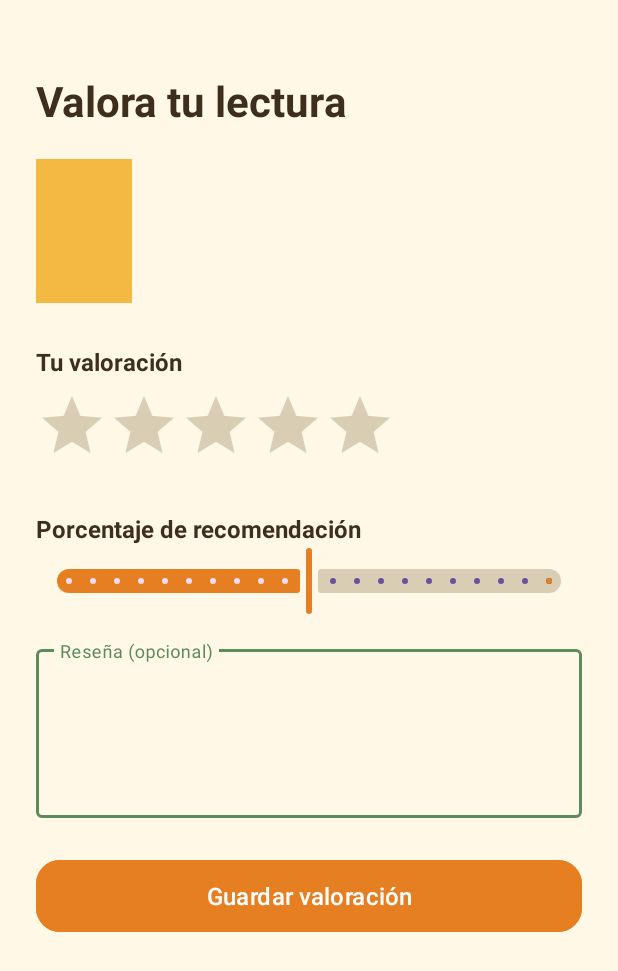
After one commit to lauramm200/LibrosAplicacion, an Android app: the valorar_libro screen opened directly, with no data from a screen before it, on a phone screen of 412 x 824 dp. The commit adds this screen. Shown: the top 971 px of the screen. Run offline under Robolectric (Android 15) with nearby library versions, the phone set to English and light mode, and no system bars.

Commit message:
Fase4_LayoutValorarLibro

```diff
--- a/app/src/main/AndroidManifest.xml
+++ b/app/src/main/AndroidManifest.xml
@@ -53,6 +53,10 @@
             android:name=".item_barra_mes"
             android:exported="false"
             android:windowSoftInputMode="adjustResize" />
+        <activity
+            android:name=".valorar_libro"
+            android:exported="false"
+            android:windowSoftInputMode="adjustResize" />
     </application>
 
 </manifest>
--- /dev/null
+++ b/app/src/main/java/com/example/librosaplicacion/valorar_libro.kt
@@ -0,0 +1,20 @@
+package com.example.librosaplicacion
+
+import android.os.Bundle
+import androidx.activity.enableEdgeToEdge
+import androidx.appcompat.app.AppCompatActivity
+import androidx.core.view.ViewCompat
+import androidx.core.view.WindowInsetsCompat
+
+class valorar_libro : AppCompatActivity() {
+    override fun onCreate(savedInstanceState: Bundle?) {
+        super.onCreate(savedInstanceState)
+        enableEdgeToEdge()
+        setContentView(R.layout.activity_valorar_libro)
+        ViewCompat.setOnApplyWindowInsetsListener(findViewById(R.id.main)) { v, insets ->
+            val systemBars = insets.getInsets(WindowInsetsCompat.Type.systemBars())
+            v.setPadding(systemBars.left, systemBars.top, systemBars.right, systemBars.bottom)
+            insets
+        }
+    }
+}
--- /dev/null
+++ b/app/src/main/res/layout/activity_valorar_libro.xml
@@ -0,0 +1,184 @@
+<?xml version="1.0" encoding="utf-8"?>
+<!-- RAIZ: ScrollView por si el teclado tapa la resena (igual que el login) -->
+<ScrollView xmlns:android="http://schemas.android.com/apk/res/android"
+    xmlns:app="http://schemas.android.com/apk/res-auto"
+    xmlns:tools="http://schemas.android.com/tools"
+    android:id="@+id/main"
+    android:layout_width="match_parent"
+    android:layout_height="match_parent"
+    android:background="@color/crema"
+    android:fillViewport="true">
+
+    <!-- COLUMNA principal -->
+    <LinearLayout
+        android:layout_width="match_parent"
+        android:layout_height="wrap_content"
+        android:orientation="vertical"
+        android:paddingStart="24dp"
+        android:paddingTop="48dp"
+        android:paddingEnd="24dp"
+        android:paddingBottom="24dp">
+
+        <!-- TITULO de la pantalla -->
+        <TextView
+            android:id="@+id/tvTituloValorar"
+            android:layout_width="wrap_content"
+            android:layout_height="wrap_content"
+            android:text="@string/titulo_valorar"
+            android:textColor="@color/marron"
+            android:textSize="28sp"
+            android:textStyle="bold" />
+
+        <!-- LIBRO QUE SE VALORA: portada a la izquierda, titulo y autor a la derecha -->
+        <LinearLayout
+            android:layout_width="match_parent"
+            android:layout_height="wrap_content"
+            android:layout_marginTop="20dp"
+            android:gravity="center_vertical"
+            android:orientation="horizontal">
+
+            <ImageView
+                android:id="@+id/ivPortada"
+                android:layout_width="64dp"
+                android:layout_height="96dp"
+                android:background="@color/amarillo"
+                android:contentDescription="@string/desc_portada"
+                android:scaleType="centerCrop" />
+
+            <!-- width=0dp + weight=1: ocupa el espacio restante -->
+            <LinearLayout
+                android:layout_width="0dp"
+                android:layout_height="wrap_content"
+                android:layout_marginStart="16dp"
+                android:layout_weight="1"
+                android:orientation="vertical">
+
+                <TextView
+                    android:id="@+id/tvTitulo"
+                    android:layout_width="match_parent"
+                    android:layout_height="wrap_content"
+                    android:ellipsize="end"
+                    android:maxLines="2"
+                    android:textColor="@color/marron"
+                    android:textSize="18sp"
+                    android:textStyle="bold"
+                    tools:text="Cien años de soledad" />
+
+                <TextView
+                    android:id="@+id/tvAutor"
+                    android:layout_width="match_parent"
+                    android:layout_height="wrap_content"
+                    android:layout_marginTop="2dp"
+                    android:textColor="@color/verde"
+                    android:textSize="14sp"
+                    tools:text="Gabriel García Márquez" />
+            </LinearLayout>
+        </LinearLayout>
+
+        <!-- ESTRELLAS: etiqueta + RatingBar -->
+        <TextView
+            android:id="@+id/tvEtiquetaEstrellas"
+            android:layout_width="wrap_content"
+            android:layout_height="wrap_content"
+            android:layout_marginTop="28dp"
+            android:text="@string/etiqueta_estrellas"
+            android:textColor="@color/marron"
+            android:textSize="16sp"
+            android:textStyle="bold" />
+
+        <!-- RatingBar: numStars = 5 estrellas; stepSize=1 = solo estrellas enteras;
+             progressTint = color de las rellenas; progressBackgroundTint = las vacias.
+             secondaryProgressTint transparente evita un color extra al pulsar. -->
+        <RatingBar
+            android:id="@+id/ratingBar"
+            android:layout_width="wrap_content"
+            android:layout_height="wrap_content"
+            android:layout_marginTop="8dp"
+            android:numStars="5"
+            android:progressBackgroundTint="@color/beige"
+            android:progressTint="@color/naranja"
+            android:rating="0"
+            android:secondaryProgressTint="@android:color/transparent"
+            android:stepSize="1" />
+
+        <!-- PORCENTAJE DE RECOMENDACION: etiqueta a la izquierda y valor a la derecha -->
+        <LinearLayout
+            android:layout_width="match_parent"
+            android:layout_height="wrap_content"
+            android:layout_marginTop="24dp"
+            android:orientation="horizontal">
+
+            <!-- width=0dp + weight=1: empuja el valor al extremo derecho -->
+            <TextView
+                android:id="@+id/tvEtiquetaRecomendacion"
+                android:layout_width="0dp"
+                android:layout_height="wrap_content"
+                android:layout_weight="1"
+                android:text="@string/etiqueta_recomendacion"
+                android:textColor="@color/marron"
+                android:textSize="16sp"
+                android:textStyle="bold" />
+
+            <!-- Valor actual del deslizador (dato dinamico; usa el string porcentaje) -->
+            <TextView
+                android:id="@+id/tvValorRecomendacion"
+                android:layout_width="wrap_content"
+                android:layout_height="wrap_content"
+                android:textColor="@color/naranja"
+                android:textSize="16sp"
+                android:textStyle="bold"
+                tools:text="50%" />
+        </LinearLayout>
+
+        <!-- DESLIZADOR: valores de 0 a 100 de 5 en 5. labelBehavior=gone oculta la
+             burbuja flotante porque el valor ya se muestra en tvValorRecomendacion. -->
+        <com.google.android.material.slider.Slider
+            android:id="@+id/sliderRecomendacion"
+            android:layout_width="match_parent"
+            android:layout_height="wrap_content"
+            android:stepSize="5"
+            android:value="50"
+            android:valueFrom="0"
+            android:valueTo="100"
+            app:labelBehavior="gone"
+            app:thumbColor="@color/naranja"
+            app:trackColorActive="@color/naranja"
+            app:trackColorInactive="@color/beige" />
+
+        <!-- RESENA: mismo patron que los campos del login.
+             textMultiLine = permite varias lineas; minLines/maxLines = alto entre 4 y 8 lineas;
+             gravity=top = el texto empieza arriba (no centrado). -->
+        <com.google.android.material.textfield.TextInputLayout
+            android:id="@+id/tilResena"
+            style="@style/Widget.Material3.TextInputLayout.OutlinedBox"
+            android:layout_width="match_parent"
+            android:layout_height="wrap_content"
+            android:layout_marginTop="16dp"
+            android:hint="@string/hint_resena"
+            app:boxStrokeColor="@color/verde"
+            app:hintTextColor="@color/verde">
+
+            <com.google.android.material.textfield.TextInputEditText
+                android:id="@+id/etResena"
+                android:layout_width="match_parent"
+                android:layout_height="wrap_content"
+                android:gravity="top"
+                android:inputType="textMultiLine"
+                android:maxLines="8"
+                android:minLines="4"
+                android:textColor="@color/marron" />
+        </com.google.android.material.textfield.TextInputLayout>
+
+        <!-- BOTON GUARDAR (mismo estilo que el boton del login) -->
+        <com.google.android.material.button.MaterialButton
+            android:id="@+id/btnGuardarValoracion"
+            android:layout_width="match_parent"
+            android:layout_height="56dp"
+            android:layout_marginTop="24dp"
+            android:backgroundTint="@color/naranja"
+            android:text="@string/btn_guardar_valoracion"
+            android:textColor="@color/white"
+            android:textSize="16sp"
+            app:cornerRadius="16dp" />
+    </LinearLayout>
+</ScrollView>
--- a/app/src/main/res/values/colors.xml
+++ b/app/src/main/res/values/colors.xml
@@ -7,7 +7,7 @@
     <color name="verde">#5B8C5A</color>
     <color name="naranja">#E67E22</color>
     <color name="marron">#3E2F1C</color>
-
+    <color name="beige">#D9CDB4</color>
 
 
 </resources>
--- a/app/src/main/res/values/strings.xml
+++ b/app/src/main/res/values/strings.xml
@@ -104,4 +104,14 @@
     <!-- %1$s se sustituira por quien recomienda el libro (texto libre) -->
     <string name="recomendado_por">Recomendado por %1$s</string>
 
+    <!-- ============ TEXTOS (pantalla Valorar) ============ -->
+    <string name="titulo_valorar">Valora tu lectura</string>
+    <string name="etiqueta_estrellas">Tu valoración</string>
+    <string name="etiqueta_recomendacion">Porcentaje de recomendación</string>
+    <!-- "(opcional)" indica que la resena no es obligatoria -->
+    <string name="hint_resena">Reseña (opcional)</string>
+
+    <!-- ============ BOTONES (pantalla Valorar) ============ -->
+    <string name="btn_guardar_valoracion">Guardar valoración</string>
+
 </resources>
```
